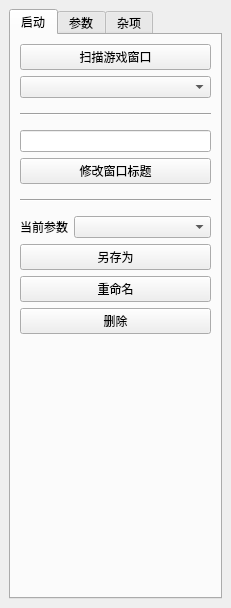
Qt form mainwindow.ui (SSSSSFFFFF/FxPresser) before a commit.
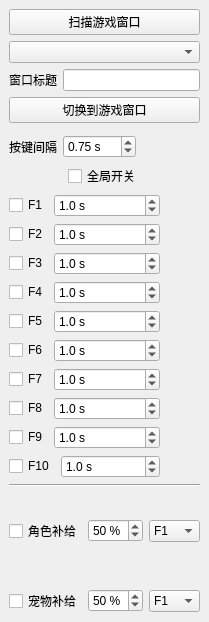
The same form after that commit.

```diff
--- a/mainwindow.ui
+++ b/mainwindow.ui
@@ -6,8 +6,8 @@
    <rect>
     <x>0</x>
     <y>0</y>
-    <width>226</width>
-    <height>593</height>
+    <width>207</width>
+    <height>608</height>
    </rect>
   </property>
   <property name="sizePolicy">
@@ -20,17 +20,7 @@
    <string>FxPresser</string>
   </property>
   <widget class="QWidget" name="centralwidget">
-   <layout class="QHBoxLayout" name="horizontalLayout_18">
-    <item>
-     <widget class="QTabWidget" name="tabWidget">
-      <property name="currentIndex">
-       <number>0</number>
-      </property>
-      <widget class="QWidget" name="tab">
-       <attribute name="title">
-        <string>启动</string>
-       </attribute>
-       <layout class="QVBoxLayout" name="verticalLayout_5">
+   <layout class="QVBoxLayout" name="verticalLayout">
         <item>
          <widget class="QPushButton" name="pushButton_UpdateGameWindows">
           <property name="text">
@@ -52,166 +42,27 @@
          </widget>
         </item>
         <item>
-         <widget class="Line" name="line">
-          <property name="minimumSize">
-           <size>
-            <width>0</width>
-            <height>20</height>
-           </size>
-          </property>
-          <property name="orientation">
-           <enum>Qt::Horizontal</enum>
-          </property>
-         </widget>
-        </item>
-        <item>
-         <layout class="QVBoxLayout" name="verticalLayout">
-          <item>
-           <widget class="QLineEdit" name="lineEdit_WindowTitle">
-            <property name="minimumSize">
-             <size>
-              <width>0</width>
-              <height>0</height>
-             </size>
-            </property>
-            <property name="text">
-             <string/>
-            </property>
-           </widget>
-          </item>
-          <item>
-           <widget class="QPushButton" name="pushButton_ChangeWindowTitle">
-            <property name="text">
-             <string>修改窗口标题</string>
-            </property>
-           </widget>
-          </item>
-         </layout>
-        </item>
-        <item>
-         <widget class="Line" name="line_5">
-          <property name="minimumSize">
-           <size>
-            <width>0</width>
-            <height>20</height>
-           </size>
-          </property>
-          <property name="orientation">
-           <enum>Qt::Horizontal</enum>
-          </property>
-         </widget>
-        </item>
-        <item>
-         <layout class="QHBoxLayout" name="horizontalLayout_14" stretch="0,1">
+     <layout class="QHBoxLayout" name="horizontalLayout_14">
           <item>
            <widget class="QLabel" name="label">
             <property name="text">
-             <string>当前参数</string>
+         <string>窗口标题</string>
             </property>
            </widget>
           </item>
           <item>
-           <widget class="QComboBox" name="comboBox_Configs"/>
-          </item>
-         </layout>
-        </item>
-        <item>
-         <widget class="QPushButton" name="pushButton_SaveConfigAs">
-          <property name="text">
-           <string>另存为</string>
-          </property>
-         </widget>
-        </item>
-        <item>
-         <widget class="QPushButton" name="pushButton_RenameConfig">
-          <property name="text">
-           <string>重命名</string>
-          </property>
-         </widget>
-        </item>
-        <item>
-         <widget class="QPushButton" name="pushButton_DeleteConfig">
-          <property name="text">
-           <string>删除</string>
-          </property>
-         </widget>
-        </item>
-        <item>
-         <spacer name="verticalSpacer_2">
-          <property name="orientation">
-           <enum>Qt::Vertical</enum>
-          </property>
-          <property name="sizeHint" stdset="0">
-           <size>
-            <width>20</width>
-            <height>181</height>
-           </size>
-          </property>
-         </spacer>
-        </item>
-       </layout>
-      </widget>
-      <widget class="QWidget" name="tab_2">
-       <attribute name="title">
-        <string>参数</string>
-       </attribute>
-       <layout class="QVBoxLayout" name="verticalLayout_2">
-        <item>
-         <layout class="QHBoxLayout" name="horizontalLayout_21">
-          <item>
-           <spacer name="horizontalSpacer_4">
-            <property name="orientation">
-             <enum>Qt::Horizontal</enum>
-            </property>
-            <property name="sizeHint" stdset="0">
-             <size>
-              <width>40</width>
-              <height>20</height>
-             </size>
-            </property>
-           </spacer>
-          </item>
-          <item>
-           <widget class="QLabel" name="label_PlayerName">
-            <property name="sizePolicy">
-             <sizepolicy hsizetype="Fixed" vsizetype="Fixed">
-              <horstretch>0</horstretch>
-              <verstretch>0</verstretch>
-             </sizepolicy>
-            </property>
+       <widget class="QLineEdit" name="lineEdit_WindowTitle">
             <property name="minimumSize">
              <size>
-              <width>90</width>
-              <height>14</height>
-             </size>
-            </property>
-            <property name="maximumSize">
-             <size>
-              <width>90</width>
-              <height>14</height>
-             </size>
-            </property>
-            <property name="frameShape">
-             <enum>QFrame::NoFrame</enum>
-            </property>
+          <width>0</width>
+          <height>0</height>
+         </size>
+        </property>
             <property name="text">
              <string/>
             </property>
            </widget>
           </item>
-          <item>
-           <spacer name="horizontalSpacer_5">
-            <property name="orientation">
-             <enum>Qt::Horizontal</enum>
-            </property>
-            <property name="sizeHint" stdset="0">
-             <size>
-              <width>40</width>
-              <height>20</height>
-             </size>
-            </property>
-           </spacer>
-          </item>
          </layout>
         </item>
         <item>
@@ -333,7 +184,7 @@
          </layout>
         </item>
         <item>
-         <layout class="QHBoxLayout" name="horizontalLayout" stretch="0,1">
+     <layout class="QHBoxLayout" name="horizontalLayout" stretch="0,1,0">
           <item>
            <widget class="QCheckBox" name="checkBox_F1">
             <property name="text">
@@ -363,10 +214,23 @@
             </property>
            </widget>
           </item>
+      <item>
+       <spacer name="horizontalSpacer">
+        <property name="orientation">
+         <enum>Qt::Horizontal</enum>
+        </property>
+        <property name="sizeHint" stdset="0">
+         <size>
+          <width>40</width>
+          <height>20</height>
+         </size>
+        </property>
+       </spacer>
+      </item>
          </layout>
         </item>
         <item>
-         <layout class="QHBoxLayout" name="horizontalLayout_2" stretch="0,1">
+     <layout class="QHBoxLayout" name="horizontalLayout_2" stretch="0,1,0">
           <item>
            <widget class="QCheckBox" name="checkBox_F2">
             <property name="text">
@@ -396,10 +260,23 @@
             </property>
            </widget>
           </item>
+      <item>
+       <spacer name="horizontalSpacer_2">
+        <property name="orientation">
+         <enum>Qt::Horizontal</enum>
+        </property>
+        <property name="sizeHint" stdset="0">
+         <size>
+          <width>40</width>
+          <height>20</height>
+         </size>
+        </property>
+       </spacer>
+      </item>
          </layout>
         </item>
         <item>
-         <layout class="QHBoxLayout" name="horizontalLayout_3" stretch="0,1">
+     <layout class="QHBoxLayout" name="horizontalLayout_3" stretch="0,1,0">
           <item>
            <widget class="QCheckBox" name="checkBox_F3">
             <property name="text">
@@ -429,10 +306,23 @@
             </property>
            </widget>
           </item>
+      <item>
+       <spacer name="horizontalSpacer_4">
+        <property name="orientation">
+         <enum>Qt::Horizontal</enum>
+        </property>
+        <property name="sizeHint" stdset="0">
+         <size>
+          <width>40</width>
+          <height>20</height>
+         </size>
+        </property>
+       </spacer>
+      </item>
          </layout>
         </item>
         <item>
-         <layout class="QHBoxLayout" name="horizontalLayout_4" stretch="0,1">
+     <layout class="QHBoxLayout" name="horizontalLayout_4" stretch="0,1,0">
           <item>
            <widget class="QCheckBox" name="checkBox_F4">
             <property name="text">
@@ -462,10 +352,23 @@
             </property>
            </widget>
           </item>
+      <item>
+       <spacer name="horizontalSpacer_5">
+        <property name="orientation">
+         <enum>Qt::Horizontal</enum>
+        </property>
+        <property name="sizeHint" stdset="0">
+         <size>
+          <width>40</width>
+          <height>20</height>
+         </size>
+        </property>
+       </spacer>
+      </item>
          </layout>
         </item>
         <item>
-         <layout class="QHBoxLayout" name="horizontalLayout_5" stretch="0,1">
+     <layout class="QHBoxLayout" name="horizontalLayout_5" stretch="0,1,0">
           <item>
            <widget class="QCheckBox" name="checkBox_F5">
             <property name="text">
@@ -495,10 +398,23 @@
             </property>
            </widget>
           </item>
+      <item>
+       <spacer name="horizontalSpacer_6">
+        <property name="orientation">
+         <enum>Qt::Horizontal</enum>
+        </property>
+        <property name="sizeHint" stdset="0">
+         <size>
+          <width>40</width>
+          <height>20</height>
+         </size>
+        </property>
+       </spacer>
+      </item>
          </layout>
         </item>
         <item>
-         <layout class="QHBoxLayout" name="horizontalLayout_6" stretch="0,1">
+     <layout class="QHBoxLayout" name="horizontalLayout_6" stretch="0,1,0">
           <item>
            <widget class="QCheckBox" name="checkBox_F6">
             <property name="text">
@@ -528,10 +444,23 @@
             </property>
            </widget>
           </item>
+      <item>
+       <spacer name="horizontalSpacer_7">
+        <property name="orientation">
+         <enum>Qt::Horizontal</enum>
+        </property>
+        <property name="sizeHint" stdset="0">
+         <size>
+          <width>40</width>
+          <height>20</height>
+         </size>
+        </property>
+       </spacer>
+      </item>
          </layout>
         </item>
         <item>
-         <layout class="QHBoxLayout" name="horizontalLayout_7" stretch="0,1">
+     <layout class="QHBoxLayout" name="horizontalLayout_7" stretch="0,1,0">
           <item>
            <widget class="QCheckBox" name="checkBox_F7">
             <property name="text">
@@ -561,10 +490,23 @@
             </property>
            </widget>
           </item>
+      <item>
+       <spacer name="horizontalSpacer_8">
+        <property name="orientation">
+         <enum>Qt::Horizontal</enum>
+        </property>
+        <property name="sizeHint" stdset="0">
+         <size>
+          <width>40</width>
+          <height>20</height>
+         </size>
+        </property>
+       </spacer>
+      </item>
          </layout>
         </item>
         <item>
-         <layout class="QHBoxLayout" name="horizontalLayout_8" stretch="0,1">
+     <layout class="QHBoxLayout" name="horizontalLayout_8" stretch="0,1,0">
           <item>
            <widget class="QCheckBox" name="checkBox_F8">
             <property name="text">
@@ -594,10 +536,23 @@
             </property>
            </widget>
           </item>
+      <item>
+       <spacer name="horizontalSpacer_9">
+        <property name="orientation">
+         <enum>Qt::Horizontal</enum>
+        </property>
+        <property name="sizeHint" stdset="0">
+         <size>
+          <width>40</width>
+          <height>20</height>
+         </size>
+        </property>
+       </spacer>
+      </item>
          </layout>
         </item>
         <item>
-         <layout class="QHBoxLayout" name="horizontalLayout_9" stretch="0,1">
+     <layout class="QHBoxLayout" name="horizontalLayout_9" stretch="0,1,0">
           <item>
            <widget class="QCheckBox" name="checkBox_F9">
             <property name="text">
@@ -627,10 +582,23 @@
             </property>
            </widget>
           </item>
+      <item>
+       <spacer name="horizontalSpacer_10">
+        <property name="orientation">
+         <enum>Qt::Horizontal</enum>
+        </property>
+        <property name="sizeHint" stdset="0">
+         <size>
+          <width>40</width>
+          <height>20</height>
+         </size>
+        </property>
+       </spacer>
+      </item>
          </layout>
         </item>
         <item>
-         <layout class="QHBoxLayout" name="horizontalLayout_10" stretch="0,1">
+     <layout class="QHBoxLayout" name="horizontalLayout_10" stretch="0,1,0">
           <item>
            <widget class="QCheckBox" name="checkBox_F10">
             <property name="text">
@@ -660,6 +628,19 @@
             </property>
            </widget>
           </item>
+      <item>
+       <spacer name="horizontalSpacer_17">
+        <property name="orientation">
+         <enum>Qt::Horizontal</enum>
+        </property>
+        <property name="sizeHint" stdset="0">
+         <size>
+          <width>40</width>
+          <height>20</height>
+         </size>
+        </property>
+       </spacer>
+      </item>
          </layout>
         </item>
         <item>
@@ -670,6 +651,8 @@
          </widget>
         </item>
         <item>
+     <layout class="QVBoxLayout" name="verticalLayout_2">
+      <item>
          <layout class="QHBoxLayout" name="horizontalLayout_13">
           <item>
            <spacer name="horizontalSpacer_11">
@@ -820,6 +803,10 @@
           </item>
          </layout>
         </item>
+     </layout>
+    </item>
+    <item>
+     <layout class="QVBoxLayout" name="verticalLayout_6">
         <item>
          <layout class="QHBoxLayout" name="horizontalLayout_17">
           <item>
@@ -969,42 +956,6 @@
          </layout>
         </item>
        </layout>
-      </widget>
-      <widget class="QWidget" name="tab_3">
-       <attribute name="title">
-        <string>杂项</string>
-       </attribute>
-       <layout class="QVBoxLayout" name="verticalLayout_4">
-        <item>
-         <widget class="QPushButton" name="pushButton_ScreenShot">
-          <property name="text">
-           <string>无损截图</string>
-          </property>
-         </widget>
-        </item>
-        <item>
-         <widget class="QPushButton" name="pushButton_OpenScreenShotFolder">
-          <property name="text">
-           <string>打开截图保存位置</string>
-          </property>
-         </widget>
-        </item>
-        <item>
-         <spacer name="verticalSpacer">
-          <property name="orientation">
-           <enum>Qt::Vertical</enum>
-          </property>
-          <property name="sizeHint" stdset="0">
-           <size>
-            <width>20</width>
-            <height>344</height>
-           </size>
-          </property>
-         </spacer>
-        </item>
-       </layout>
-      </widget>
-     </widget>
     </item>
    </layout>
   </widget>
```
Lines whose indentation alone changed are shown as unchanged.
